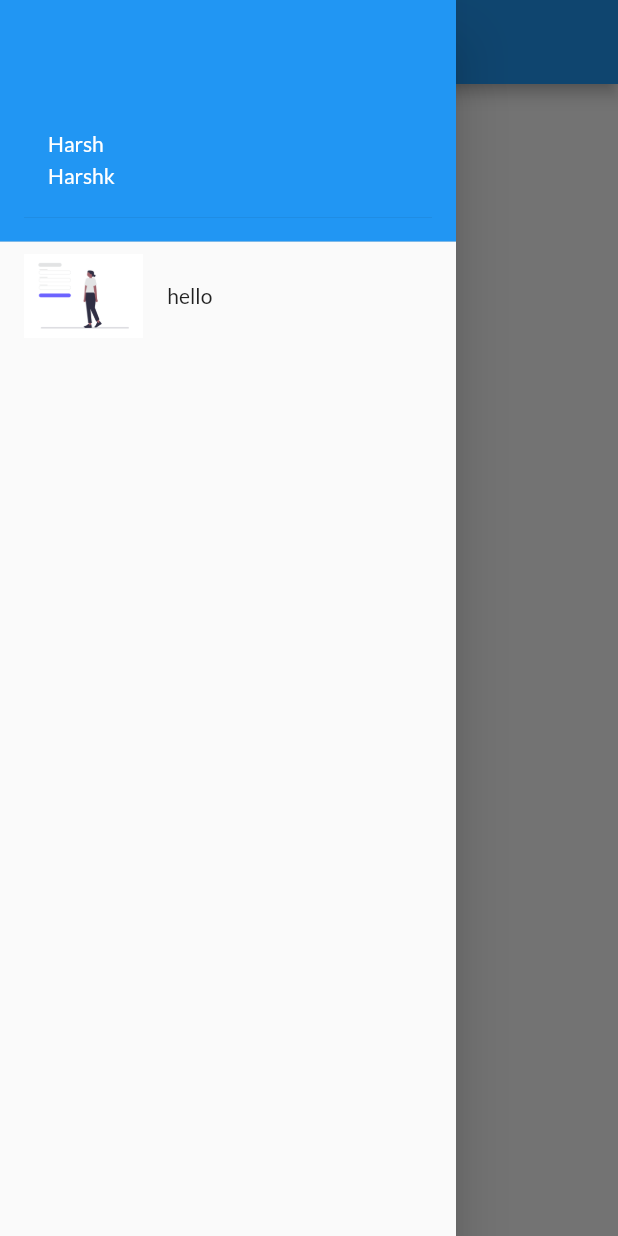
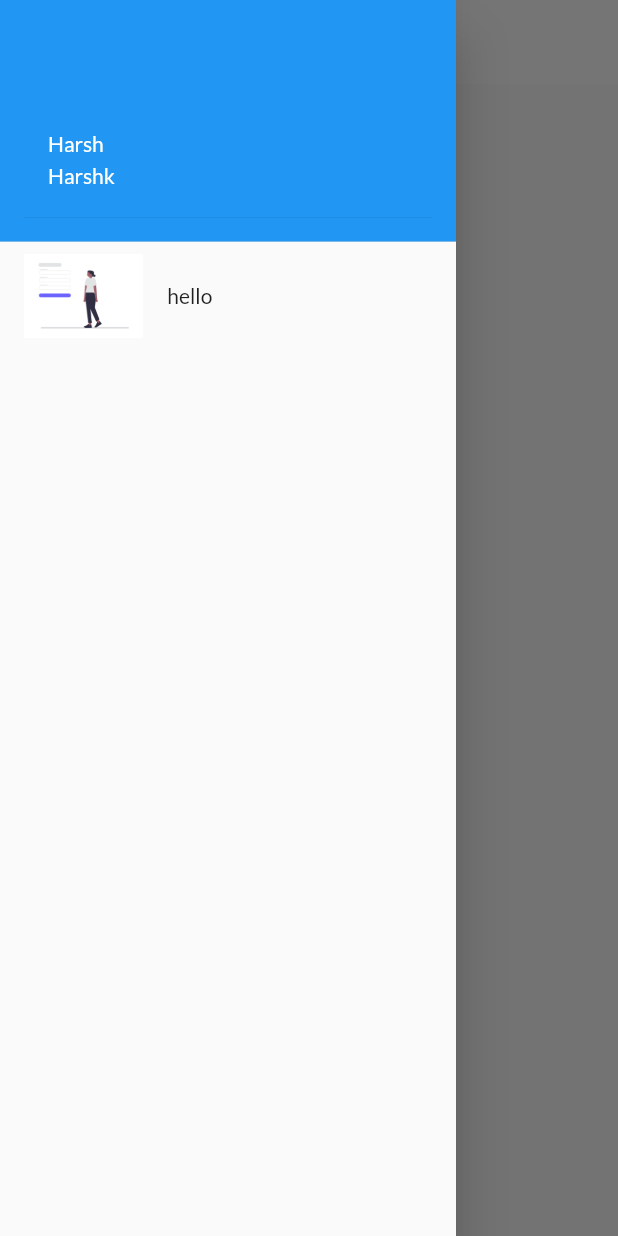
Before and after one commit to Harshkaretiya/flutter_first, a Flutter app: the screen it shows after launch, with the side drawer open, on a phone screen of 412 x 824 dp. Run offline on Flutter 3.47's test engine with Material 2 defaults, Android fonts, the phone set to English and light mode, and no system bars; our stand-ins replace google_fonts.

Commit message:
appbar, theme file, catalog file

```diff
--- a/lib/main.dart
+++ b/lib/main.dart
@@ -2,6 +2,7 @@ import 'package:flutter/material.dart';
 import 'package:flutter/services.dart';
 import 'package:flutter_first/Pages/login_page.dart';
 import 'package:flutter_first/Utils/MyRoutes.dart';
+import 'package:flutter_first/widgets/theme.dart';
 import 'package:google_fonts/google_fonts.dart';
 
 import 'Pages/home_page.dart';
@@ -17,12 +18,8 @@ class MyApp extends StatelessWidget {
     return MaterialApp(
       // home:  HomePage(),
       themeMode: ThemeMode.light,
-      theme: ThemeData(
-        fontFamily : GoogleFonts.lato().fontFamily,
-      ),
-      darkTheme: ThemeData(
-        brightness: Brightness.dark,
-      ),
+      theme:MyTheme.LightTheme,
+      darkTheme: MyTheme.Darktheme,
       initialRoute: MyRoutes.homeRoute,
       routes: {
         "/":(context) => LoginPage(),
--- /dev/null
+++ b/lib/widgets/theme.dart
@@ -0,0 +1,16 @@
+import 'package:flutter/material.dart';
+import 'package:google_fonts/google_fonts.dart';
+
+class MyTheme {
+  static ThemeData LightTheme = ThemeData(
+      fontFamily: GoogleFonts.lato().fontFamily,
+      appBarTheme: AppBarTheme(
+          color: Colors.white,
+          elevation: 0,
+          iconTheme: IconThemeData(color: Colors.black),
+          centerTitle: true,
+          titleTextStyle: TextStyle(color: Colors.black, fontSize: 15)));
+  static ThemeData Darktheme = ThemeData(
+    brightness: Brightness.dark,
+  );
+}
```
Also changed, not shown: lib/Model/catalog.dart (added, +11 -0 lines).
